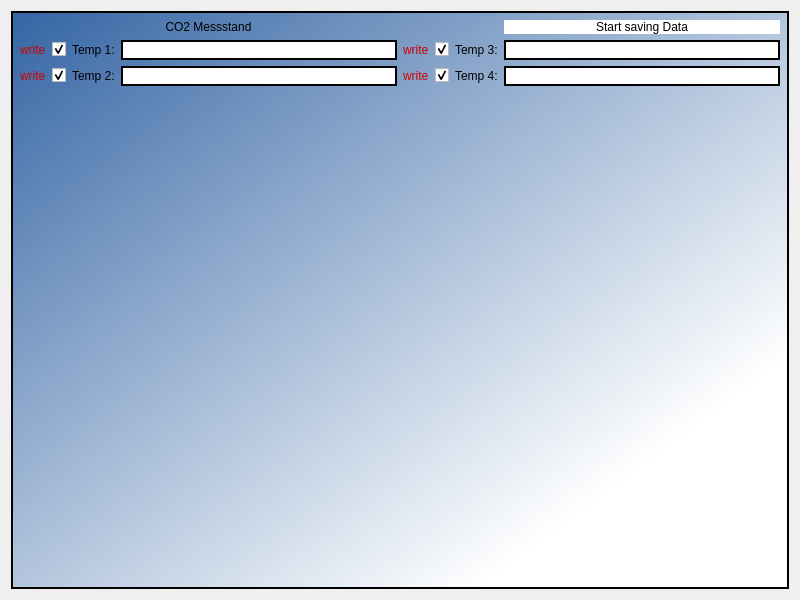
Above: form.ui from JSchulzG/PiXtend-CO2Messstand before the change. Below: the same form after it.
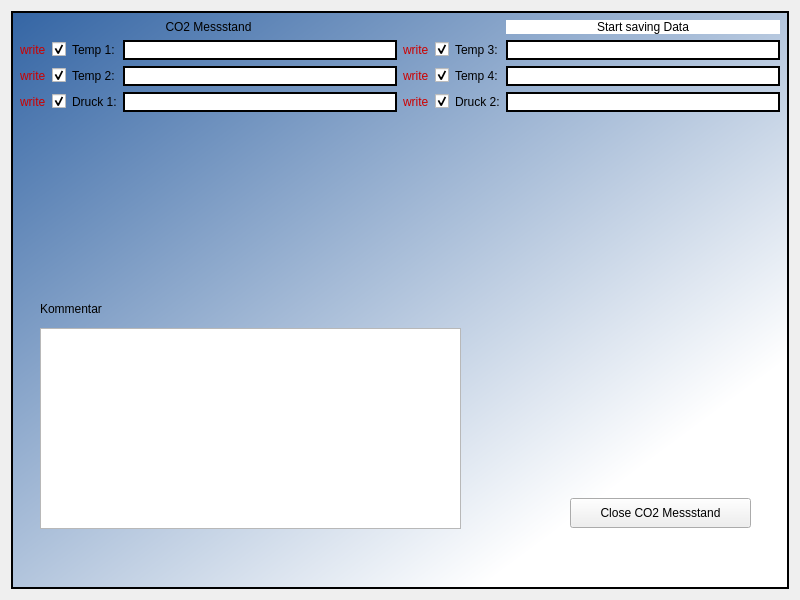
That is the form after the change.

Commit message: ohne Plot. mit Kommentar und Feldern für den Druck. Close Btn hinzugefuegt.

```diff
--- a/form.ui
+++ b/form.ui
@@ -23,7 +23,17 @@
 border: 2px solid;}</string>
      </property>
      <layout class="QGridLayout" name="gridLayout">
-      <item row="3" column="2">
+      <item row="6" column="5">
+       <widget class="QCheckBox" name="checkSaveP2">
+        <property name="text">
+         <string/>
+        </property>
+        <property name="checked">
+         <bool>true</bool>
+        </property>
+       </widget>
+      </item>
+      <item row="4" column="2">
        <widget class="QLabel" name="labelT1">
         <property name="styleSheet">
          <string notr="true">font: 12pt &quot;Ubuntu&quot;;</string>
@@ -33,7 +43,7 @@
         </property>
        </widget>
       </item>
-      <item row="4" column="0">
+      <item row="5" column="0">
        <widget class="QLabel" name="writeT2">
         <property name="enabled">
          <bool>true</bool>
@@ -47,7 +57,19 @@
         </property>
        </widget>
       </item>
-      <item row="3" column="0">
+      <item row="4" column="7">
+       <widget class="QLineEdit" name="valueT3">
+        <property name="cursor">
+         <cursorShape>ForbiddenCursor</cursorShape>
+        </property>
+        <property name="styleSheet">
+         <string notr="true">font: 500 12pt &quot;Ubuntu&quot;;
+border-color: rgb(0, 0, 0);
+border: 2px solid;</string>
+        </property>
+       </widget>
+      </item>
+      <item row="4" column="0">
        <widget class="QLabel" name="writeT1">
         <property name="enabled">
          <bool>true</bool>
@@ -61,7 +83,7 @@
         </property>
        </widget>
       </item>
-      <item row="3" column="5">
+      <item row="4" column="5">
        <widget class="QCheckBox" name="checkSaveT3">
         <property name="text">
          <string/>
@@ -71,7 +93,7 @@
         </property>
        </widget>
       </item>
-      <item row="4" column="1">
+      <item row="5" column="1">
        <widget class="QCheckBox" name="checkSaveT2">
         <property name="text">
          <string/>
@@ -81,7 +103,7 @@
         </property>
        </widget>
       </item>
-      <item row="4" column="4">
+      <item row="5" column="4">
        <widget class="QLabel" name="writeT4">
         <property name="enabled">
          <bool>true</bool>
@@ -98,19 +120,19 @@
         </property>
        </widget>
       </item>
-      <item row="3" column="3">
-       <widget class="QLineEdit" name="valueT1">
-        <property name="cursor">
-         <cursorShape>ForbiddenCursor</cursorShape>
-        </property>
-        <property name="styleSheet">
-         <string notr="true">font: 500 12pt &quot;Ubuntu&quot;;
-border-color: rgb(0, 0, 0);
-border: 2px solid;</string>
-        </property>
-       </widget>
-      </item>
       <item row="4" column="3">
+       <widget class="QLineEdit" name="valueT1">
+        <property name="cursor">
+         <cursorShape>ForbiddenCursor</cursorShape>
+        </property>
+        <property name="styleSheet">
+         <string notr="true">font: 500 12pt &quot;Ubuntu&quot;;
+border-color: rgb(0, 0, 0);
+border: 2px solid;</string>
+        </property>
+       </widget>
+      </item>
+      <item row="5" column="3">
        <widget class="QLineEdit" name="valueT2">
         <property name="cursor">
          <cursorShape>ForbiddenCursor</cursorShape>
@@ -122,7 +144,7 @@
         </property>
        </widget>
       </item>
-      <item row="3" column="4">
+      <item row="4" column="4">
        <widget class="QLabel" name="writeT3">
         <property name="enabled">
          <bool>true</bool>
@@ -136,7 +158,7 @@
         </property>
        </widget>
       </item>
-      <item row="4" column="5">
+      <item row="5" column="5">
        <widget class="QCheckBox" name="checkSaveT4">
         <property name="text">
          <string/>
@@ -146,7 +168,7 @@
         </property>
        </widget>
       </item>
-      <item row="4" column="7">
+      <item row="5" column="7">
        <widget class="QLineEdit" name="valueT4">
         <property name="cursor">
          <cursorShape>ForbiddenCursor</cursorShape>
@@ -158,19 +180,7 @@
         </property>
        </widget>
       </item>
-      <item row="3" column="7">
-       <widget class="QLineEdit" name="valueT3">
-        <property name="cursor">
-         <cursorShape>ForbiddenCursor</cursorShape>
-        </property>
-        <property name="styleSheet">
-         <string notr="true">font: 500 12pt &quot;Ubuntu&quot;;
-border-color: rgb(0, 0, 0);
-border: 2px solid;</string>
-        </property>
-       </widget>
-      </item>
-      <item row="4" column="2">
+      <item row="5" column="2">
        <widget class="QLabel" name="labelT2">
         <property name="styleSheet">
          <string notr="true">font: 12pt &quot;Ubuntu&quot;;</string>
@@ -180,7 +190,7 @@
         </property>
        </widget>
       </item>
-      <item row="4" column="6">
+      <item row="5" column="6">
        <widget class="QLabel" name="labelT4">
         <property name="styleSheet">
          <string notr="true">font: 12pt &quot;Ubuntu&quot;;</string>
@@ -203,7 +213,7 @@
         </property>
        </widget>
       </item>
-      <item row="3" column="6">
+      <item row="4" column="6">
        <widget class="QLabel" name="labelT3">
         <property name="styleSheet">
          <string notr="true">font: 12pt &quot;Ubuntu&quot;;</string>
@@ -225,7 +235,7 @@
         </property>
        </widget>
       </item>
-      <item row="3" column="1">
+      <item row="4" column="1">
        <widget class="QCheckBox" name="checkSaveT1">
         <property name="text">
          <string/>
@@ -235,11 +245,120 @@
         </property>
        </widget>
       </item>
-      <item row="5" column="0" colspan="8">
+      <item row="6" column="7">
+       <widget class="QLineEdit" name="valueP2">
+        <property name="styleSheet">
+         <string notr="true">font: 500 12pt &quot;Ubuntu&quot;;
+border-color: rgb(0, 0, 0);
+border: 2px solid;</string>
+        </property>
+       </widget>
+      </item>
+      <item row="6" column="2">
+       <widget class="QLabel" name="label_P1">
+        <property name="styleSheet">
+         <string notr="true">font: 12pt &quot;Ubuntu&quot;;</string>
+        </property>
+        <property name="text">
+         <string>Druck 1:</string>
+        </property>
+       </widget>
+      </item>
+      <item row="6" column="0">
+       <widget class="QLabel" name="writeP1">
+        <property name="styleSheet">
+         <string notr="true">font: 12pt &quot;Ubuntu&quot;;
+color: rgb(204, 0, 0);</string>
+        </property>
+        <property name="text">
+         <string>write</string>
+        </property>
+       </widget>
+      </item>
+      <item row="6" column="4">
+       <widget class="QLabel" name="writeP2">
+        <property name="styleSheet">
+         <string notr="true">font: 12pt &quot;Ubuntu&quot;;
+color: rgb(204, 0, 0);</string>
+        </property>
+        <property name="text">
+         <string>write</string>
+        </property>
+       </widget>
+      </item>
+      <item row="6" column="1">
+       <widget class="QCheckBox" name="checkSaveP1">
+        <property name="text">
+         <string/>
+        </property>
+        <property name="checked">
+         <bool>true</bool>
+        </property>
+       </widget>
+      </item>
+      <item row="6" column="6">
+       <widget class="QLabel" name="label_P2">
+        <property name="styleSheet">
+         <string notr="true">font: 12pt &quot;Ubuntu&quot;;</string>
+        </property>
+        <property name="text">
+         <string>Druck 2:</string>
+        </property>
+       </widget>
+      </item>
+      <item row="6" column="3">
+       <widget class="QLineEdit" name="valueP1">
+        <property name="styleSheet">
+         <string notr="true">font: 500 12pt &quot;Ubuntu&quot;;
+border-color: rgb(0, 0, 0);
+border: 2px solid;</string>
+        </property>
+       </widget>
+      </item>
+      <item row="7" column="0" colspan="8">
        <widget class="QWidget" name="plotWidget" native="true">
         <property name="styleSheet">
          <string notr="true"/>
         </property>
+        <widget class="QPushButton" name="stopBtn">
+         <property name="geometry">
+          <rect>
+           <x>550</x>
+           <y>380</y>
+           <width>181</width>
+           <height>30</height>
+          </rect>
+         </property>
+         <property name="text">
+          <string>Close CO2 Messstand</string>
+         </property>
+        </widget>
+        <widget class="QTextEdit" name="kommentar">
+         <property name="geometry">
+          <rect>
+           <x>20</x>
+           <y>210</y>
+           <width>421</width>
+           <height>201</height>
+          </rect>
+         </property>
+        </widget>
+        <widget class="QLabel" name="labelKommentar">
+         <property name="geometry">
+          <rect>
+           <x>20</x>
+           <y>180</y>
+           <width>121</width>
+           <height>22</height>
+          </rect>
+         </property>
+         <property name="styleSheet">
+          <string notr="true">font: 12pt &quot;Ubuntu&quot;;</string>
+         </property>
+         <property name="text">
+          <string>Kommentar</string>
+         </property>
+        </widget>
        </widget>
       </item>
      </layout>
@@ -262,6 +381,14 @@
      <zorder>checkSaveT3</zorder>
      <zorder>checkSaveT4</zorder>
      <zorder>saveBtn</zorder>
+     <zorder>valueP1</zorder>
+     <zorder>valueP2</zorder>
+     <zorder>writeP1</zorder>
+     <zorder>writeP2</zorder>
+     <zorder>checkSaveP1</zorder>
+     <zorder>checkSaveP2</zorder>
+     <zorder>label_P1</zorder>
+     <zorder>label_P2</zorder>
     </widget>
    </item>
   </layout>
```
The commit also changes 1 other file.
